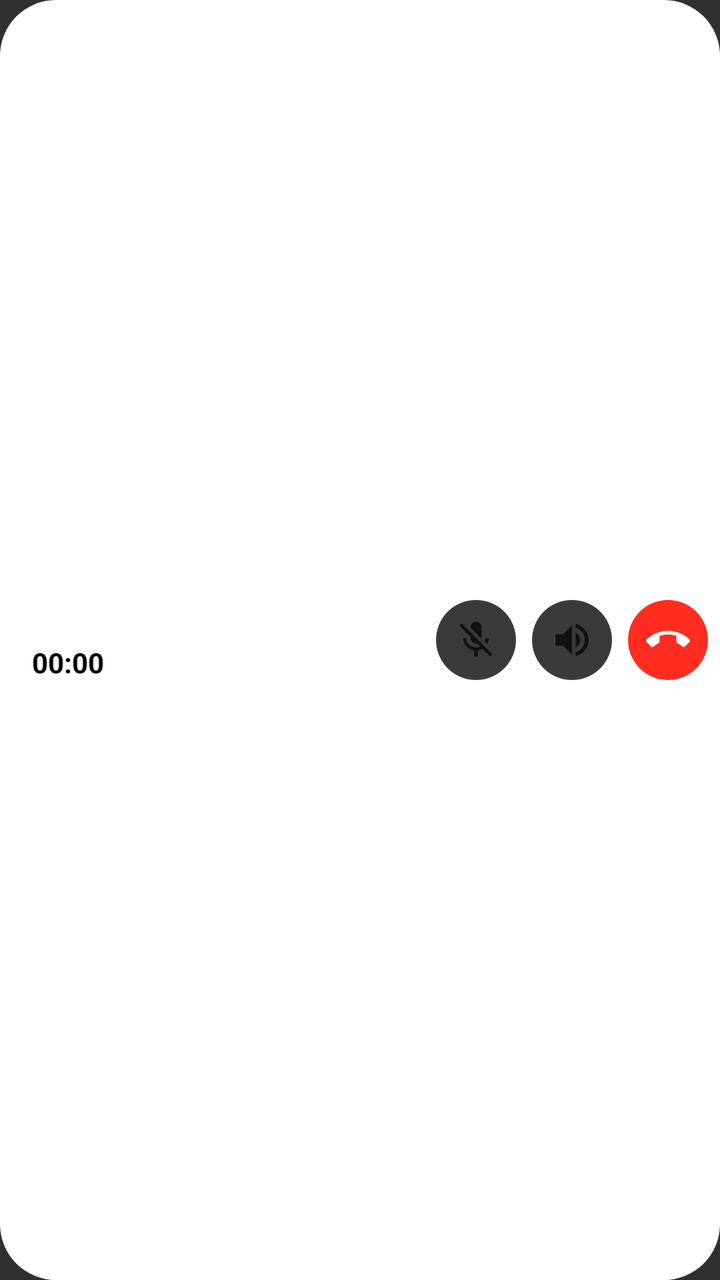
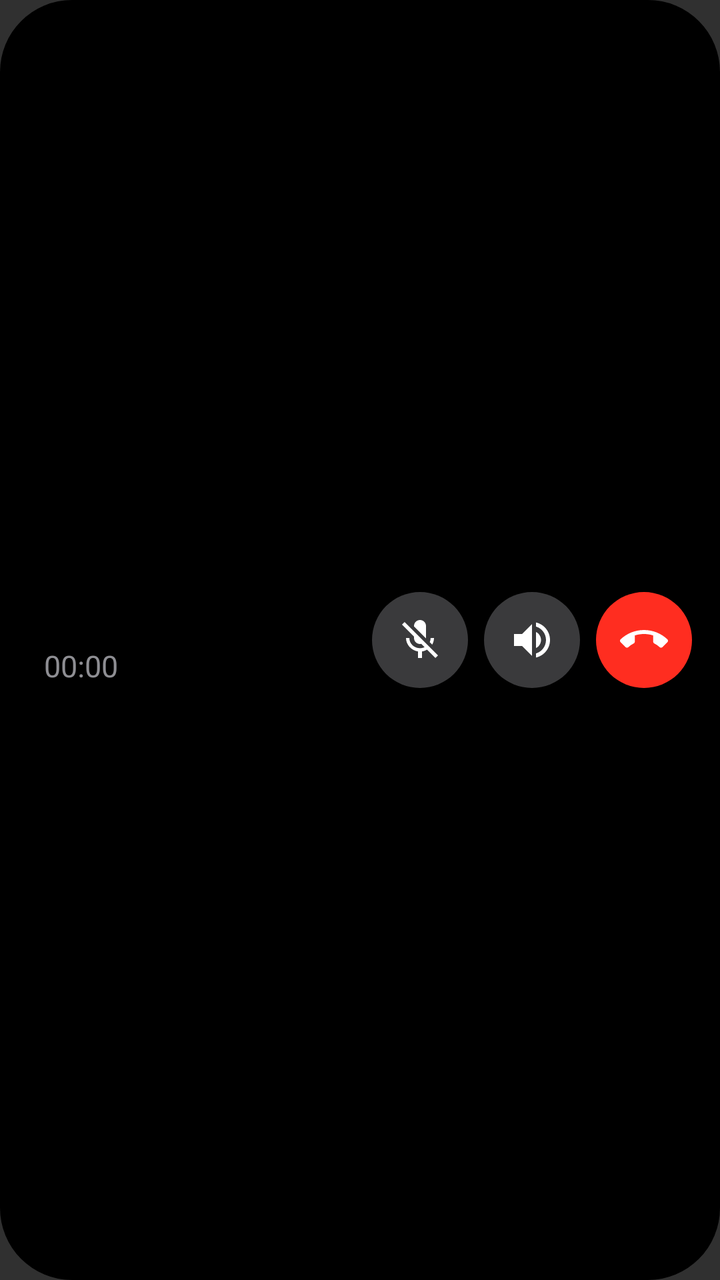

Compare the two renders of this Android layout. The source of the first and the diff that turns it into the second are given below.
<!-- AndroidManifest.xml: application theme android:Theme.Material.NoActionBar -->
<!-- res/layout/notification_call.xml -->
<?xml version="1.0" encoding="utf-8"?>
<LinearLayout xmlns:android="http://schemas.android.com/apk/res/android"
    android:layout_width="match_parent"
    android:layout_height="wrap_content"
    android:background="@drawable/notif_pill"
    android:gravity="center_vertical"
    android:orientation="horizontal"
    android:paddingStart="16dp"
    android:paddingTop="4dp"
    android:paddingEnd="6dp"
    android:paddingBottom="4dp">

    <LinearLayout
        android:layout_width="0dp"
        android:layout_height="wrap_content"
        android:layout_weight="1"
        android:orientation="vertical">

        <TextView
            android:id="@+id/notif_name"
            android:layout_width="match_parent"
            android:layout_height="wrap_content"
            android:ellipsize="end"
            android:singleLine="true"
            android:textColor="#000000"
            android:textSize="17sp" />

        <Chronometer
            android:id="@+id/notif_timer"
            android:layout_width="wrap_content"
            android:layout_height="wrap_content"
            android:textColor="#000000"
            android:textSize="14sp"
            android:textStyle="bold" />

        <TextView
            android:id="@+id/notif_status"
            android:layout_width="wrap_content"
            android:layout_height="wrap_content"
            android:text="Calling…"
            android:textColor="#000000"
            android:textSize="14sp"
            android:textStyle="bold"
            android:visibility="gone" />
    </LinearLayout>

    <ImageView
        android:id="@+id/notif_mute"
        android:layout_width="40dp"
        android:layout_height="40dp"
        android:layout_marginStart="6dp"
        android:background="@drawable/notif_btn_gray"
        android:contentDescription="Mute"
        android:padding="9dp"
        android:src="@drawable/notif_ic_mic_dark" />

    <ImageView
        android:id="@+id/notif_speaker"
        android:layout_width="40dp"
        android:layout_height="40dp"
        android:layout_marginStart="8dp"
        android:background="@drawable/notif_btn_gray"
        android:contentDescription="Speaker"
        android:padding="9dp"
        android:src="@drawable/notif_ic_speaker_dark" />

    <ImageView
        android:id="@+id/notif_end"
        android:layout_width="40dp"
        android:layout_height="40dp"
        android:layout_marginStart="8dp"
        android:background="@drawable/notif_btn_red"
        android:contentDescription="Hang up"
        android:padding="9dp"
        android:src="@drawable/notif_ic_end" />
</LinearLayout>
<!-- resources referenced by this layout -->
<resources>
  <!-- drawable notif_btn_gray (drawable) -->
  <?xml version="1.0" encoding="utf-8"?>
  <shape xmlns:android="http://schemas.android.com/apk/res/android" android:shape="oval">
      <solid android:color="#3A3A3C" />
  </shape>
  <!-- drawable notif_btn_red (drawable) -->
  <?xml version="1.0" encoding="utf-8"?>
  <shape xmlns:android="http://schemas.android.com/apk/res/android" android:shape="oval">
      <solid android:color="#FF2D20" />
  </shape>
  <!-- drawable notif_ic_end (drawable) -->
  <?xml version="1.0" encoding="utf-8"?>
  <vector xmlns:android="http://schemas.android.com/apk/res/android"
      android:width="24dp" android:height="24dp" android:viewportWidth="24" android:viewportHeight="24">
      <path android:fillColor="#FFFFFF" android:pathData="M12,9c-1.6,0 -3.15,0.25 -4.6,0.72v3.1c0,0.39 -0.23,0.74 -0.56,0.9 -0.98,0.49 -1.87,1.12 -2.66,1.85 -0.18,0.18 -0.43,0.28 -0.7,0.28 -0.28,0 -0.53,-0.11 -0.71,-0.29L0.29,13.08c-0.18,-0.17 -0.29,-0.42 -0.29,-0.7 0,-0.28 0.11,-0.53 0.29,-0.71C3.34,8.78 7.46,7 12,7s8.66,1.78 11.71,4.67c0.18,0.18 0.29,0.43 0.29,0.71 0,0.28 -0.11,0.53 -0.29,0.71l-2.48,2.48c-0.18,0.18 -0.43,0.29 -0.71,0.29 -0.27,0 -0.52,-0.11 -0.7,-0.28 -0.79,-0.74 -1.69,-1.36 -2.67,-1.85 -0.33,-0.16 -0.56,-0.5 -0.56,-0.9v-3.1C15.15,9.25 13.6,9 12,9z" />
  </vector>
  <!-- drawable notif_ic_mic_dark (drawable) -->
  <?xml version="1.0" encoding="utf-8"?>
  <vector xmlns:android="http://schemas.android.com/apk/res/android"
      android:width="24dp" android:height="24dp" android:viewportWidth="24" android:viewportHeight="24">
      <path android:fillColor="#111111" android:pathData="M19,11h-1.7c0,0.74 -0.16,1.43 -0.43,2.05l1.23,1.23c0.56,-0.98 0.9,-2.09 0.9,-3.28zM14.98,11.17c0,-0.06 0.02,-0.11 0.02,-0.17L15,5c0,-1.66 -1.34,-3 -3,-3S9,3.34 9,5v0.18l5.98,5.99zM4.27,3L3,4.27l6.01,6.01L9,11c0,1.66 1.33,3 2.99,3 0.22,0 0.44,-0.03 0.65,-0.08l1.66,1.66c-0.71,0.33 -1.5,0.52 -2.31,0.52 -2.76,0 -5.3,-2.1 -5.3,-5.1L5,11c0,3.41 2.72,6.23 6,6.72L11,21h2v-3.28c0.91,-0.13 1.77,-0.45 2.54,-0.9L19.73,21 21,19.73 4.27,3z" />
  </vector>
  <!-- drawable notif_ic_speaker_dark (drawable) -->
  <?xml version="1.0" encoding="utf-8"?>
  <vector xmlns:android="http://schemas.android.com/apk/res/android"
      android:width="24dp" android:height="24dp" android:viewportWidth="24" android:viewportHeight="24">
      <path android:fillColor="#111111" android:pathData="M3,9v6h4l5,5V4L7,9H3zM16.5,12c0,-1.77 -1.02,-3.29 -2.5,-4.03v8.05c1.48,-0.73 2.5,-2.25 2.5,-4.02zM14,3.23v2.06c2.89,0.86 5,3.54 5,6.71s-2.11,5.85 -5,6.71v2.06c4.01,-0.91 7,-4.49 7,-8.77s-2.99,-7.86 -7,-8.77z" />
  </vector>
  <!-- drawable notif_pill (drawable) -->
  <?xml version="1.0" encoding="utf-8"?>
  <shape xmlns:android="http://schemas.android.com/apk/res/android" android:shape="rectangle">
      <solid android:color="#FFFFFF" />
      <corners android:radius="28dp" />
  </shape>
</resources>

<!-- the commit's change to res/layout/notification_call.xml (unified diff, before → after) -->
@@ -2,13 +2,13 @@
 <LinearLayout xmlns:android="http://schemas.android.com/apk/res/android"
     android:layout_width="match_parent"
     android:layout_height="wrap_content"
-    android:background="@drawable/notif_pill"
+    android:background="@drawable/notif_pill_black"
     android:gravity="center_vertical"
     android:orientation="horizontal"
-    android:paddingStart="16dp"
-    android:paddingTop="4dp"
-    android:paddingEnd="6dp"
-    android:paddingBottom="4dp">
+    android:paddingStart="22dp"
+    android:paddingTop="12dp"
+    android:paddingEnd="14dp"
+    android:paddingBottom="12dp">
 
     <LinearLayout
         android:layout_width="0dp"
@@ -22,55 +22,54 @@
             android:layout_height="wrap_content"
             android:ellipsize="end"
             android:singleLine="true"
-            android:textColor="#000000"
-            android:textSize="17sp" />
+            android:textColor="#FFFFFF"
+            android:textSize="19sp"
+            android:textStyle="bold" />
 
         <Chronometer
             android:id="@+id/notif_timer"
             android:layout_width="wrap_content"
             android:layout_height="wrap_content"
-            android:textColor="#000000"
-            android:textSize="14sp"
-            android:textStyle="bold" />
+            android:textColor="#8E8E93"
+            android:textSize="15sp" />
 
         <TextView
             android:id="@+id/notif_status"
             android:layout_width="wrap_content"
             android:layout_height="wrap_content"
             android:text="Calling…"
-            android:textColor="#000000"
-            android:textSize="14sp"
-            android:textStyle="bold"
+            android:textColor="#8E8E93"
+            android:textSize="15sp"
             android:visibility="gone" />
     </LinearLayout>
 
     <ImageView
         android:id="@+id/notif_mute"
-        android:layout_width="40dp"
-        android:layout_height="40dp"
+        android:layout_width="48dp"
+        android:layout_height="48dp"
         android:layout_marginStart="6dp"
         android:background="@drawable/notif_btn_gray"
         android:contentDescription="Mute"
-        android:padding="9dp"
-        android:src="@drawable/notif_ic_mic_dark" />
+        android:padding="12dp"
+        android:src="@drawable/notif_ic_mic_white" />
 
     <ImageView
         android:id="@+id/notif_speaker"
-        android:layout_width="40dp"
-        android:layout_height="40dp"
+        android:layout_width="48dp"
+        android:layout_height="48dp"
         android:layout_marginStart="8dp"
         android:background="@drawable/notif_btn_gray"
         android:contentDescription="Speaker"
-        android:padding="9dp"
-        android:src="@drawable/notif_ic_speaker_dark" />
+        android:padding="12dp"
+        android:src="@drawable/notif_ic_speaker_white" />
 
     <ImageView
         android:id="@+id/notif_end"
-        android:layout_width="40dp"
-        android:layout_height="40dp"
+        android:layout_width="48dp"
+        android:layout_height="48dp"
         android:layout_marginStart="8dp"
         android:background="@drawable/notif_btn_red"
         android:contentDescription="Hang up"
-        android:padding="9dp"
+        android:padding="12dp"
         android:src="@drawable/notif_ic_end" />
 </LinearLayout>
<!-- resource entries referenced after the edit -->
@@ -16,23 +16,23 @@
       android:width="24dp" android:height="24dp" android:viewportWidth="24" android:viewportHeight="24">
       <path android:fillColor="#FFFFFF" android:pathData="M12,9c-1.6,0 -3.15,0.25 -4.6,0.72v3.1c0,0.39 -0.23,0.74 -0.56,0.9 -0.98,0.49 -1.87,1.12 -2.66,1.85 -0.18,0.18 -0.43,0.28 -0.7,0.28 -0.28,0 -0.53,-0.11 -0.71,-0.29L0.29,13.08c-0.18,-0.17 -0.29,-0.42 -0.29,-0.7 0,-0.28 0.11,-0.53 0.29,-0.71C3.34,8.78 7.46,7 12,7s8.66,1.78 11.71,4.67c0.18,0.18 0.29,0.43 0.29,0.71 0,0.28 -0.11,0.53 -0.29,0.71l-2.48,2.48c-0.18,0.18 -0.43,0.29 -0.71,0.29 -0.27,0 -0.52,-0.11 -0.7,-0.28 -0.79,-0.74 -1.69,-1.36 -2.67,-1.85 -0.33,-0.16 -0.56,-0.5 -0.56,-0.9v-3.1C15.15,9.25 13.6,9 12,9z" />
   </vector>
-  <!-- drawable notif_ic_mic_dark (drawable) -->
+  <!-- drawable notif_ic_mic_white (drawable) -->
   <?xml version="1.0" encoding="utf-8"?>
   <vector xmlns:android="http://schemas.android.com/apk/res/android"
       android:width="24dp" android:height="24dp" android:viewportWidth="24" android:viewportHeight="24">
-      <path android:fillColor="#111111" android:pathData="M19,11h-1.7c0,0.74 -0.16,1.43 -0.43,2.05l1.23,1.23c0.56,-0.98 0.9,-2.09 0.9,-3.28zM14.98,11.17c0,-0.06 0.02,-0.11 0.02,-0.17L15,5c0,-1.66 -1.34,-3 -3,-3S9,3.34 9,5v0.18l5.98,5.99zM4.27,3L3,4.27l6.01,6.01L9,11c0,1.66 1.33,3 2.99,3 0.22,0 0.44,-0.03 0.65,-0.08l1.66,1.66c-0.71,0.33 -1.5,0.52 -2.31,0.52 -2.76,0 -5.3,-2.1 -5.3,-5.1L5,11c0,3.41 2.72,6.23 6,6.72L11,21h2v-3.28c0.91,-0.13 1.77,-0.45 2.54,-0.9L19.73,21 21,19.73 4.27,3z" />
+      <path android:fillColor="#FFFFFF" android:pathData="M19,11h-1.7c0,0.74 -0.16,1.43 -0.43,2.05l1.23,1.23c0.56,-0.98 0.9,-2.09 0.9,-3.28zM14.98,11.17c0,-0.06 0.02,-0.11 0.02,-0.17L15,5c0,-1.66 -1.34,-3 -3,-3S9,3.34 9,5v0.18l5.98,5.99zM4.27,3L3,4.27l6.01,6.01L9,11c0,1.66 1.33,3 2.99,3 0.22,0 0.44,-0.03 0.65,-0.08l1.66,1.66c-0.71,0.33 -1.5,0.52 -2.31,0.52 -2.76,0 -5.3,-2.1 -5.3,-5.1L5,11c0,3.41 2.72,6.23 6,6.72L11,21h2v-3.28c0.91,-0.13 1.77,-0.45 2.54,-0.9L19.73,21 21,19.73 4.27,3z" />
   </vector>
-  <!-- drawable notif_ic_speaker_dark (drawable) -->
+  <!-- drawable notif_ic_speaker_white (drawable) -->
   <?xml version="1.0" encoding="utf-8"?>
   <vector xmlns:android="http://schemas.android.com/apk/res/android"
       android:width="24dp" android:height="24dp" android:viewportWidth="24" android:viewportHeight="24">
-      <path android:fillColor="#111111" android:pathData="M3,9v6h4l5,5V4L7,9H3zM16.5,12c0,-1.77 -1.02,-3.29 -2.5,-4.03v8.05c1.48,-0.73 2.5,-2.25 2.5,-4.02zM14,3.23v2.06c2.89,0.86 5,3.54 5,6.71s-2.11,5.85 -5,6.71v2.06c4.01,-0.91 7,-4.49 7,-8.77s-2.99,-7.86 -7,-8.77z" />
+      <path android:fillColor="#FFFFFF" android:pathData="M3,9v6h4l5,5V4L7,9H3zM16.5,12c0,-1.77 -1.02,-3.29 -2.5,-4.03v8.05c1.48,-0.73 2.5,-2.25 2.5,-4.02zM14,3.23v2.06c2.89,0.86 5,3.54 5,6.71s-2.11,5.85 -5,6.71v2.06c4.01,-0.91 7,-4.49 7,-8.77s-2.99,-7.86 -7,-8.77z" />
   </vector>
-  <!-- drawable notif_pill (drawable) -->
+  <!-- drawable notif_pill_black (drawable) -->
   <?xml version="1.0" encoding="utf-8"?>
   <shape xmlns:android="http://schemas.android.com/apk/res/android" android:shape="rectangle">
-      <solid android:color="#FFFFFF" />
-      <corners android:radius="28dp" />
+      <solid android:color="#000000" />
+      <corners android:radius="36dp" />
   </shape>
 </resources>
 
